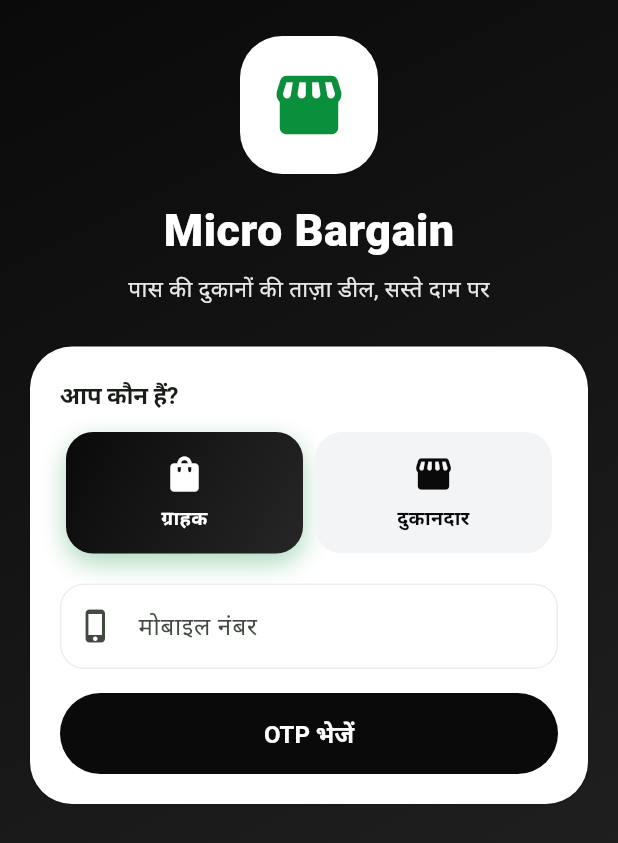
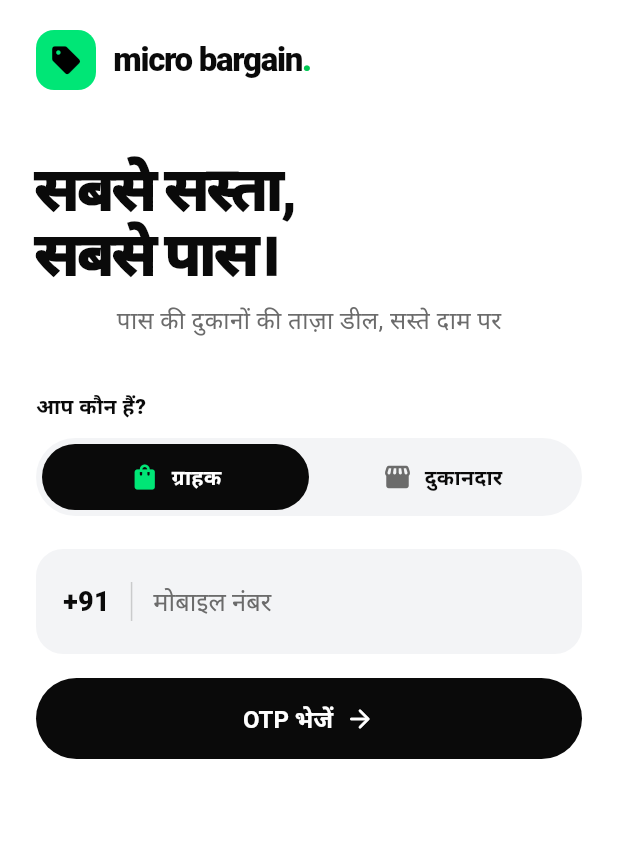
Before and after one commit to Thakuryogeshsingh/micro-bargain, a Flutter app: the LoginScreen screen opened by its route, on a phone screen of 412 x 824 dp. Shown: the top 843 px of the screen. Run offline on Flutter 3.47's test engine with Material 3 defaults, Android fonts, the phone set to English and light mode, and no system bars; our stand-ins replace cached_network_image, dio, firebase_core, firebase_messaging, flutter_local_notifications, flutter_map and 9 more; missing offline and left inert: flutter_ringtone_player, razorpay_flutter; accounts and stored records are empty.

Commit message:
Fresh login, OTP boxes, photo welcome slides, splash and brand mark
Co-Authored-By: Claude Opus 5.5 <noreply@anthropic.com>

```diff
--- a/mobile/lib/features/auth/presentation/login_screen.dart
+++ b/mobile/lib/features/auth/presentation/login_screen.dart
@@ -7,6 +7,7 @@ import '../../../core/i18n/i18n.dart';
 import '../../../core/network/api_client.dart';
 import '../../../core/theme/app_theme.dart';
 import '../../../shared/widgets/common.dart';
+import '../../../shared/widgets/brand.dart';
 import '../../../shared/widgets/motion.dart';
 
 /// Which kind of account the person said they are on the login screen. A customer account that logs in
@@ -61,59 +62,37 @@ class _LoginScreenState extends ConsumerState<LoginScreen> {
     };
 
     return Scaffold(
-      body: Container(
-        decoration: BoxDecoration(gradient: AppTheme.heroGradient),
-        child: SafeArea(
-          child: ListView(padding: const EdgeInsets.fromLTRB(20, 24, 20, 24), children: [
+      body: SafeArea(
+        child: ListView(padding: const EdgeInsets.fromLTRB(24, 20, 24, 24), children: [
+          const FadeSlideIn(child: Align(alignment: Alignment.centerLeft, child: BrandLockup(size: 40))),
+          const SizedBox(height: 44),
           FadeSlideIn(
-              child: Column(children: [
-                TweenAnimationBuilder<double>(
-                  tween: Tween(begin: 0.6, end: 1),
-                  duration: const Duration(milliseconds: 900),
-                  curve: Curves.elasticOut,
-                  builder: (_, scale, child) => Transform.scale(scale: scale, child: child),
-                  child: Container(
-                    width: 92,
-                    height: 92,
-                    decoration: BoxDecoration(
-                      color: AppTheme.card,
-                      borderRadius: BorderRadius.circular(28),
-                      boxShadow: AppTheme.softShadow(0.25),
+            index: 1,
+            child: Text(tr('सबसे सस्ता,\nसबसे पास।'),
+                style: TextStyle(fontSize: 40, height: 1.02, fontWeight: FontWeight.w900, letterSpacing: -1.6, color: AppTheme.ink)),
           ),
-                    child: Icon(Icons.storefront_rounded, size: 52, color: AppTheme.primary),
+          const SizedBox(height: 12),
+          FadeSlideIn(
+            index: 2,
+            child: AnimatedSwitcher(
+              duration: const Duration(milliseconds: 300),
+              child: Text(hint, key: ValueKey(role), style: TextStyle(color: AppTheme.muted, fontSize: 16, height: 1.4)),
             ),
           ),
-                const SizedBox(height: 16),
-                const Text('Micro Bargain',
-                    style: TextStyle(color: Colors.white, fontSize: 30, fontWeight: FontWeight.w800, letterSpacing: 0.3)),
-                const SizedBox(height: 6),
-                AnimatedSwitcher(
-                  duration: const Duration(milliseconds: 300),
-                  child: Text(hint,
-                      key: ValueKey(role),
-                      textAlign: TextAlign.center,
-                      style: TextStyle(color: Colors.white.withValues(alpha: 0.9), fontSize: 15)),
+          const SizedBox(height: 36),
+          FadeSlideIn(
+            index: 3,
+            child: Text(tr('आप कौन हैं?'), style: TextStyle(fontWeight: FontWeight.w800, color: AppTheme.ink)),
           ),
-              ]),
-            ),
-            const SizedBox(height: 28),
+          const SizedBox(height: 10),
           FadeSlideIn(
-              index: 2,
+            index: 3,
             child: Container(
-                padding: const EdgeInsets.all(20),
-                decoration: BoxDecoration(
-                  color: AppTheme.card,
-                  borderRadius: BorderRadius.circular(28),
-                  boxShadow: AppTheme.softShadow(0.2),
-                ),
-                child: Column(crossAxisAlignment: CrossAxisAlignment.stretch, children: [
-                  Text(tr('आप कौन हैं?'), style: Theme.of(context).textTheme.titleMedium?.copyWith(fontWeight: FontWeight.w700)),
-                  const SizedBox(height: 12),
-                  Row(children: [
+              padding: const EdgeInsets.all(4),
+              decoration: BoxDecoration(color: AppTheme.chip, borderRadius: BorderRadius.circular(30)),
+              child: Row(children: [
                 for (final r in roles)
                   Expanded(
-                        child: Padding(
-                          padding: const EdgeInsets.symmetric(horizontal: 4),
                     child: _RoleCard(
                       icon: r.icon,
                       label: r.label,
@@ -121,38 +100,59 @@ class _LoginScreenState extends ConsumerState<LoginScreen> {
                       onTap: () => ref.read(loginRoleProvider.notifier).set(r.key),
                     ),
                   ),
+              ]),
             ),
-                  ]),
-                  const SizedBox(height: 20),
-                  TextField(
+          ),
+          const SizedBox(height: 22),
+          FadeSlideIn(
+            index: 4,
+            child: Container(
+              padding: const EdgeInsets.symmetric(horizontal: 18),
+              decoration: BoxDecoration(color: AppTheme.chip, borderRadius: BorderRadius.circular(18)),
+              child: Row(children: [
+                Text('+91', style: TextStyle(fontSize: 18, fontWeight: FontWeight.w800, color: AppTheme.ink)),
+                Container(width: 1, height: 26, margin: const EdgeInsets.symmetric(horizontal: 14), color: AppTheme.muted.withValues(alpha: 0.3)),
+                Expanded(
+                  child: TextField(
                     controller: _phone,
                     keyboardType: TextInputType.phone,
                     maxLength: 10,
                     inputFormatters: [FilteringTextInputFormatter.digitsOnly],
-                    style: const TextStyle(fontSize: 18, letterSpacing: 1.5, fontWeight: FontWeight.w600),
+                    style: TextStyle(fontSize: 20, letterSpacing: 2, fontWeight: FontWeight.w800, color: AppTheme.ink),
                     decoration: InputDecoration(
-                      labelText: tr('मोबाइल नंबर'),
-                      prefixText: '+91  ',
-                      prefixIcon: const Icon(Icons.phone_iphone_rounded),
+                      hintText: tr('मोबाइल नंबर'),
+                      hintStyle: TextStyle(fontSize: 17, letterSpacing: 0, fontWeight: FontWeight.w500, color: AppTheme.muted),
                       counterText: '',
+                      filled: false,
+                      border: InputBorder.none,
+                      enabledBorder: InputBorder.none,
+                      focusedBorder: InputBorder.none,
+                      contentPadding: const EdgeInsets.symmetric(vertical: 20),
                     ),
                     onSubmitted: (_) => _send(),
                   ),
+                ),
+              ]),
+            ),
+          ),
           const SizedBox(height: 16),
-                  FilledButton(
+          FadeSlideIn(
+            index: 5,
+            child: FilledButton(
               onPressed: _busy ? null : _send,
               child: AnimatedSwitcher(
                 duration: const Duration(milliseconds: 200),
                 child: _busy
                     ? const SizedBox.square(dimension: 22, child: CircularProgressIndicator(strokeWidth: 2.5, color: Colors.white))
-                          : Text(tr('OTP भेजें')),
+                    : Row(mainAxisSize: MainAxisSize.min, children: [
+                        Text(tr('OTP भेजें')),
+                        const SizedBox(width: 8),
+                        const Icon(Icons.arrow_forward_rounded, size: 20),
+                      ]),
+              ),
             ),
           ),
         ]),
-              ),
-            ),
-          ]),
-        ),
       ),
     );
   }
@@ -173,21 +173,20 @@ class _RoleCard extends StatelessWidget {
       child: AnimatedContainer(
         duration: const Duration(milliseconds: 250),
         curve: Curves.easeOut,
-        padding: const EdgeInsets.symmetric(vertical: 14),
+        padding: const EdgeInsets.symmetric(vertical: 12),
         decoration: BoxDecoration(
-          gradient: selected ? AppTheme.heroGradient : null,
-          color: selected ? null : AppTheme.chip,
-          borderRadius: BorderRadius.circular(18),
-          boxShadow: selected ? [BoxShadow(color: AppTheme.primary.withValues(alpha: 0.35), blurRadius: 14, offset: const Offset(0, 6))] : null,
+          color: selected ? AppTheme.ink : Colors.transparent,
+          borderRadius: BorderRadius.circular(26),
         ),
-        child: Column(children: [
-          Icon(icon, size: 28, color: selected ? Colors.white : AppTheme.primaryDark),
-          const SizedBox(height: 6),
-          Text(label,
-              maxLines: 2,
-              textAlign: TextAlign.center,
+        child: Row(mainAxisAlignment: MainAxisAlignment.center, children: [
+          Icon(icon, size: 20, color: selected ? (AppTheme.minimal ? AppTheme.accent : Colors.white) : AppTheme.muted),
+          const SizedBox(width: 8),
+          Flexible(
+            child: Text(label,
+                maxLines: 1,
                 overflow: TextOverflow.ellipsis,
-              style: TextStyle(fontWeight: FontWeight.w700, fontSize: 13, color: selected ? Colors.white : AppTheme.ink)),
+                style: TextStyle(fontWeight: FontWeight.w800, fontSize: 14, color: selected ? AppTheme.background : AppTheme.ink)),
+          ),
         ]),
       ),
     );
--- /dev/null
+++ b/mobile/lib/shared/widgets/brand.dart
@@ -0,0 +1,57 @@
+import 'package:flutter/material.dart';
+
+import '../../core/theme/app_theme.dart';
+
+/// The app's mark: a price tag in a rounded square (neon on the Fresh theme, brand colour otherwise).
+class BrandMark extends StatelessWidget {
+  const BrandMark({super.key, this.size = 48});
+
+  final double size;
+
+  @override
+  Widget build(BuildContext context) {
+    final minimal = AppTheme.minimal;
+    return Container(
+      width: size,
+      height: size,
+      decoration: BoxDecoration(
+        color: minimal ? AppTheme.accent : AppTheme.primary,
+        borderRadius: BorderRadius.circular(size * 0.3),
+      ),
+      child: Icon(Icons.sell_rounded, size: size * 0.56, color: minimal ? Colors.black : Colors.white),
+    );
+  }
+}
+
+/// "micro bargain." in heavy lowercase with an accent full stop.
+class Wordmark extends StatelessWidget {
+  const Wordmark({super.key, this.size = 22, this.color});
+
+  final double size;
+  final Color? color;
+
+  @override
+  Widget build(BuildContext context) {
+    return Text.rich(
+      TextSpan(children: [
+        const TextSpan(text: 'micro bargain'),
+        TextSpan(text: '.', style: TextStyle(color: AppTheme.minimal ? const Color(0xFF00C853) : AppTheme.accent)),
+      ]),
+      style: TextStyle(fontSize: size, fontWeight: FontWeight.w900, letterSpacing: -0.04 * size, color: color ?? AppTheme.ink),
+    );
+  }
+}
+
+/// Mark + wordmark side by side.
+class BrandLockup extends StatelessWidget {
+  const BrandLockup({super.key, this.size = 40});
+
+  final double size;
+
+  @override
+  Widget build(BuildContext context) => Row(mainAxisSize: MainAxisSize.min, children: [
+        BrandMark(size: size),
+        SizedBox(width: size * 0.3),
+        Wordmark(size: size * 0.55),
+      ]);
+}
```
Also changed, not shown: mobile/lib/features/auth/presentation/otp_screen.dart (+112 -36 lines), mobile/lib/features/auth/presentation/splash_screen.dart (+15 -14 lines), mobile/lib/features/settings/onboarding_screen.dart (+25 -23 lines), mobile/assets/images/welcome_1.jpg (added), mobile/assets/images/welcome_2.jpg (added), mobile/assets/images/welcome_3.jpg (added). Lines whose indentation alone changed are shown as unchanged.
